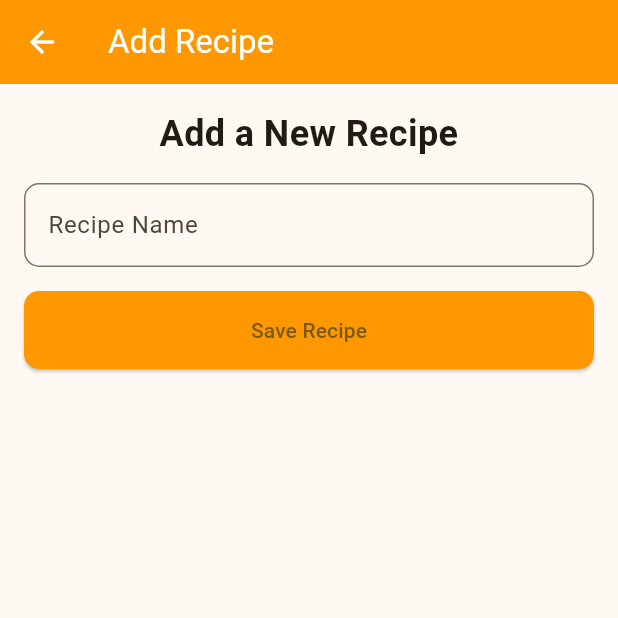
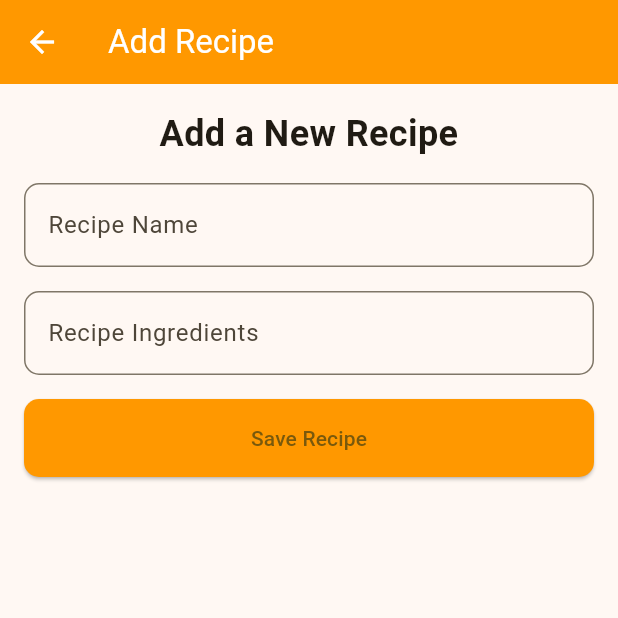
Before and after one commit to Software-Engineering-WebDev-MobileDev/MobileDev, a Flutter app: the AddRecipePage screen opened by its route, after a tap on "Save Recipe", on a phone screen of 412 x 824 dp, the top half of it. Run offline on Flutter 3.47's test engine with Material 3 defaults, Android fonts, the light colour scheme and no system bars; our stand-ins replace flutter_dotenv, shared_preferences; accounts and stored records are empty; network calls fail.

Commit message:
Added add_recipe API call

```diff
--- a/src/bakery_manager_mobile/lib/main.dart
+++ b/src/bakery_manager_mobile/lib/main.dart
@@ -3,6 +3,8 @@ import 'package:flutter/material.dart';
 import 'package:provider/provider.dart';
 import 'pages/routes.dart';
 import 'package:flutter_dotenv/flutter_dotenv.dart';
+import 'services/navigator_observer.dart';
+
 /*
   * Runs the app
   * Currently only works in Debug mode
@@ -29,6 +31,7 @@ class MyApp extends StatelessWidget {
         ),
         initialRoute: loginPageRoute,
         routes: appRoutes,
+        navigatorObservers: [MyNavigatorObserver()],
       ),
     );
   }
--- a/src/bakery_manager_mobile/lib/pages/add_recipe_page.dart
+++ b/src/bakery_manager_mobile/lib/pages/add_recipe_page.dart
@@ -1,9 +1,17 @@
 import 'package:flutter/material.dart';
+import '../services/api_service.dart';
 
 
-class AddRecipePage extends StatelessWidget {
+class AddRecipePage extends StatefulWidget {
   const AddRecipePage({super.key});
 
+  @override
+  State<AddRecipePage> createState() => _AddRecipePageState();
+}
+
+class _AddRecipePageState extends State<AddRecipePage> {
+  final TextEditingController recipeNameController = TextEditingController();
+  final TextEditingController ingredientsController = TextEditingController();
   @override
   Widget build(BuildContext context) {
     return Scaffold(
@@ -29,14 +37,27 @@ class AddRecipePage extends StatelessWidget {
               textAlign: TextAlign.center,
             ),
             const SizedBox(height: 16),
-            const TextField(
-              decoration: InputDecoration(
+            TextField(
+              controller: recipeNameController,
+              decoration: const InputDecoration(
                 hintText: 'Recipe Name',
                 border: OutlineInputBorder(
                   borderRadius: BorderRadius.all(Radius.circular(10)),
                 ),
               ),
             ),
+            const SizedBox(height: 16),
+            TextField(
+              controller: ingredientsController,
+              keyboardType: TextInputType.multiline,
+              maxLines: null,
+              decoration: InputDecoration(
+             hintText: 'Recipe Ingredients',
+              border: OutlineInputBorder(
+              borderRadius: BorderRadius.circular(10.0),
+            ),
+          ),
+        ),
             const SizedBox(height: 16),
             ElevatedButton(
               style: ElevatedButton.styleFrom(
@@ -46,8 +67,22 @@ class AddRecipePage extends StatelessWidget {
                   borderRadius: BorderRadius.circular(10),
                 ),
               ),
-              onPressed: () {
+              onPressed: () async {
+                String recipeName = recipeNameController.text;
+                String ingredients = ingredientsController.text;
+
                 //Save recipe
+                bool response = await ApiService.addRecipe(recipeName: recipeName, ingredients: ingredients);
+                if (response) {
+                  if (context.mounted) {
+                    ScaffoldMessenger.of(context).showSnackBar(const SnackBar(content: Text('Recipe added successfully')));
+                    Navigator.pop(context);
+                  }
+                } else {
+                  if (context.mounted) {
+                    ScaffoldMessenger.of(context).showSnackBar(const SnackBar(content: Text('Failed to add recipe')));
+                  }
+                }
               },
               child: const Text('Save Recipe'),
             ),
--- a/src/bakery_manager_mobile/lib/pages/recipe_page.dart
+++ b/src/bakery_manager_mobile/lib/pages/recipe_page.dart
@@ -2,6 +2,7 @@ import 'package:flutter/material.dart';
 import '../services/api_service.dart';
 import '../assets/constants.dart';
 import '../models/recipe.dart';
+import '../services/navigator_observer.dart';
 
 class AllRecipesPage extends StatefulWidget {
   const AllRecipesPage({super.key});
@@ -9,6 +10,7 @@ class AllRecipesPage extends StatefulWidget {
   @override
   AllRecipesPageState createState() => AllRecipesPageState();
 }
+
 
 class AllRecipesPageState extends State<AllRecipesPage> {
   late Future<List<Recipe>> _futureRecipes;
@@ -18,6 +20,15 @@ class AllRecipesPageState extends State<AllRecipesPage> {
   void initState() {
     super.initState();
     _fetchRecipes(); // Lists all recipes
+    WidgetsBinding.instance.addPostFrameCallback((_) {
+      final NavigatorState navigator = Navigator.of(context);
+      final MyNavigatorObserver? observer = navigator.widget.observers.firstWhere(
+        (observer) => observer is MyNavigatorObserver,
+      ) as MyNavigatorObserver?;
+      if (observer != null) {
+        observer.onReturned = _fetchRecipes;
+      }
+    });
   }
 
   void _fetchRecipes() {
--- a/src/bakery_manager_mobile/lib/services/api_service.dart
+++ b/src/bakery_manager_mobile/lib/services/api_service.dart
@@ -16,4 +16,21 @@ class ApiService {
       throw Exception('Failed to load recipes');
     }
   }
+
+  static Future<bool> addRecipe({String recipeName = "", String ingredients = "", double scalingFactor = 1.0}) async {
+    final baseApiUrl = dotenv.env['BASE_URL'];
+    final response = await http.post(Uri.parse('$baseApiUrl/add_recipe'),
+    headers: {'Content-Type': 'application/json'},
+    body: jsonEncode({
+      'RecipeName': recipeName,
+      'Instructions': ingredients,
+      'ScalingFactor': scalingFactor.toString(),
+    }),
+    );
+    if (response.statusCode == 200) {
+      return true;
+    } else {
+      return false;
+    }
+  }
 }
--- /dev/null
+++ b/src/bakery_manager_mobile/lib/services/navigator_observer.dart
@@ -0,0 +1,15 @@
+import 'package:flutter/material.dart';
+
+class MyNavigatorObserver extends NavigatorObserver {
+  VoidCallback? _onReturned;
+
+  set onReturned(VoidCallback? callback) {
+    _onReturned = callback;
+  }
+
+  @override
+  void didPop(Route<dynamic> route, Route<dynamic>? previousRoute) {
+    super.didPop(route, previousRoute);
+    _onReturned?.call();
+  }
+}
```
